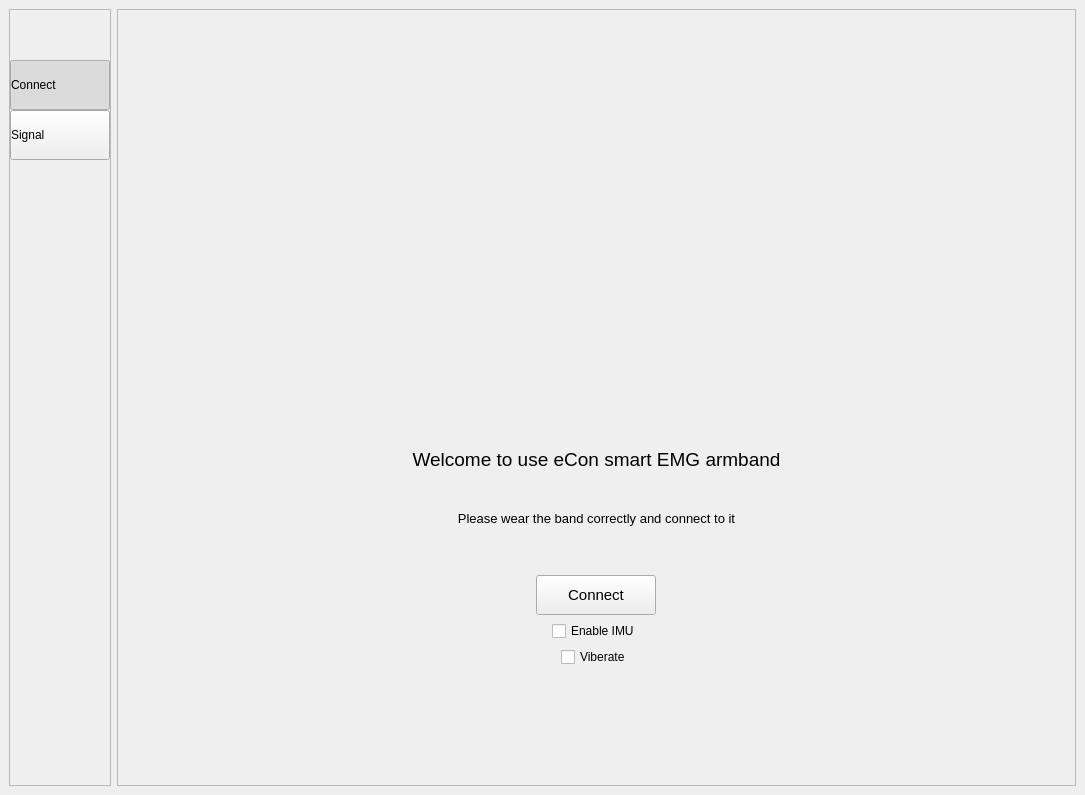
First picture: the form in ui/main.ui, repository SeerLikeJazz/GraphicFrame, before the edit.
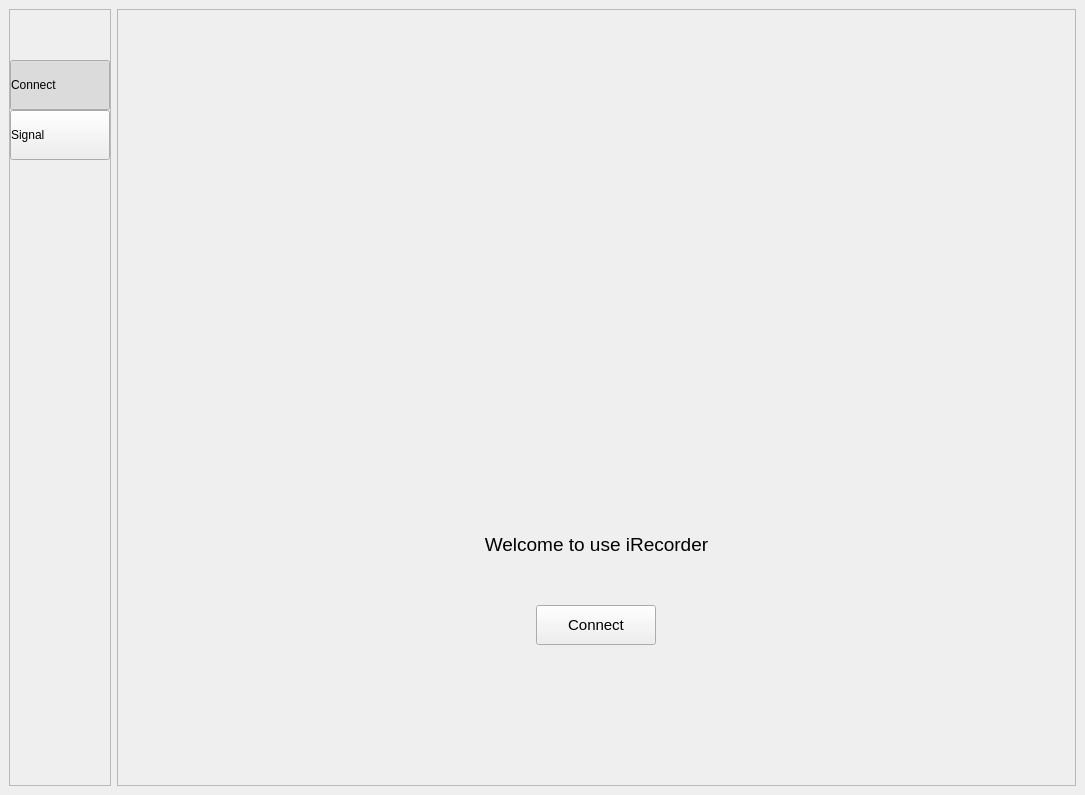
Second picture: the form after the edit. The open tabs and pages were chosen to show the change. Icons and pictures are not drawn.

Patch:
```diff
--- a/ui/main.ui
+++ b/ui/main.ui
@@ -313,7 +313,7 @@
             <number>0</number>
            </property>
            <item>
-            <layout class="QVBoxLayout" name="verticalLayout_start_page" stretch="2,2,0,0,0,0,0,1">
+            <layout class="QVBoxLayout" name="verticalLayout_start_page" stretch="2,2,0,0,0,1">
              <item>
               <spacer name="verticalSpacer_3">
                <property name="sizePolicy">
@@ -371,7 +371,7 @@
                 <enum>Qt::LeftToRight</enum>
                </property>
                <property name="text">
-                <string>Welcome to use eCon smart EMG armband</string>
+                <string>Welcome to use iRecorder</string>
                </property>
                <property name="alignment">
                 <set>Qt::AlignCenter</set>
@@ -397,49 +397,9 @@
                </property>
               </spacer>
              </item>
-             <item>
-              <widget class="QLabel" name="label_2">
-               <property name="sizePolicy">
-                <sizepolicy hsizetype="Minimum" vsizetype="Preferred">
-                 <horstretch>0</horstretch>
-                 <verstretch>0</verstretch>
-                </sizepolicy>
-               </property>
-               <property name="font">
-                <font>
-                 <pointsize>10</pointsize>
-                </font>
-               </property>
-               <property name="text">
-                <string>Please wear the band correctly and connect to it</string>
-               </property>
-               <property name="alignment">
-                <set>Qt::AlignCenter</set>
-               </property>
-              </widget>
-             </item>
-             <item>
-              <spacer name="verticalSpacer_5">
-               <property name="sizePolicy">
-                <sizepolicy hsizetype="Minimum" vsizetype="Expanding">
-                 <horstretch>0</horstretch>
-                 <verstretch>0</verstretch>
-                </sizepolicy>
-               </property>
-               <property name="orientation">
-                <enum>Qt::Vertical</enum>
-               </property>
-               <property name="sizeHint" stdset="0">
-                <size>
-                 <width>20</width>
-                 <height>40</height>
-                </size>
-               </property>
-              </spacer>
-             </item>
              <item alignment="Qt::AlignHCenter|Qt::AlignVCenter">
               <widget class="QFrame" name="horizontalFrame">
-               <layout class="QVBoxLayout" name="verticalLayout_10" stretch="0,2,0">
+               <layout class="QVBoxLayout" name="verticalLayout_10" stretch="0">
                 <item>
                  <widget class="QPushButton" name="pushButton_connect">
                   <property name="sizePolicy">
@@ -480,38 +440,6 @@
                   </property>
                  </widget>
                 </item>
-                <item alignment="Qt::AlignHCenter">
-                 <widget class="QCheckBox" name="checkBox_imu">
-                  <property name="maximumSize">
-                   <size>
-                    <width>100</width>
-                    <height>40</height>
-                   </size>
-                  </property>
-                  <property name="text">
-                   <string>Enable IMU</string>
-                  </property>
-                  <property name="checked">
-                   <bool>false</bool>
-                  </property>
-                 </widget>
-                </item>
-                <item alignment="Qt::AlignHCenter">
-                 <widget class="QCheckBox" name="checkBox_vib">
-                  <property name="maximumSize">
-                   <size>
-                    <width>100</width>
-                    <height>40</height>
-                   </size>
-                  </property>
-                  <property name="text">
-                   <string>Viberate</string>
-                  </property>
-                  <property name="checked">
-                   <bool>false</bool>
-                  </property>
-                 </widget>
-                </item>
                </layout>
               </widget>
              </item>
```
Left out of the diff: 6 changed lines with no effect on the pictures.
